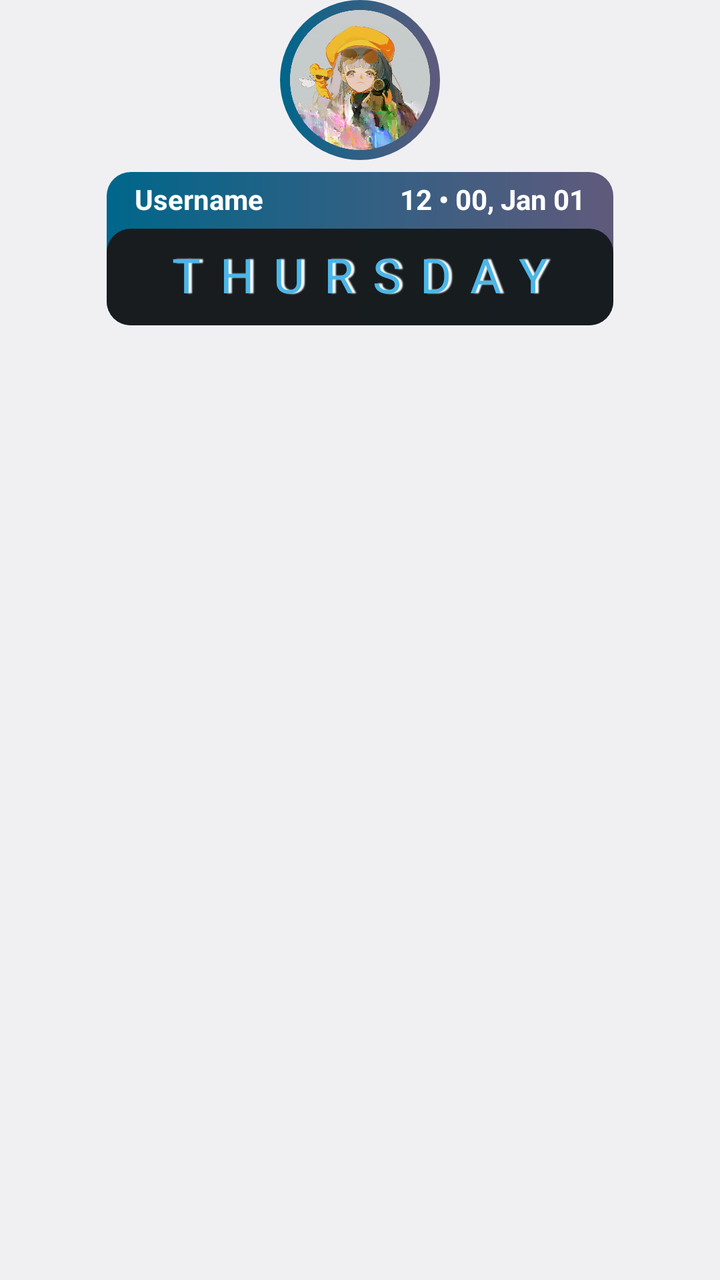
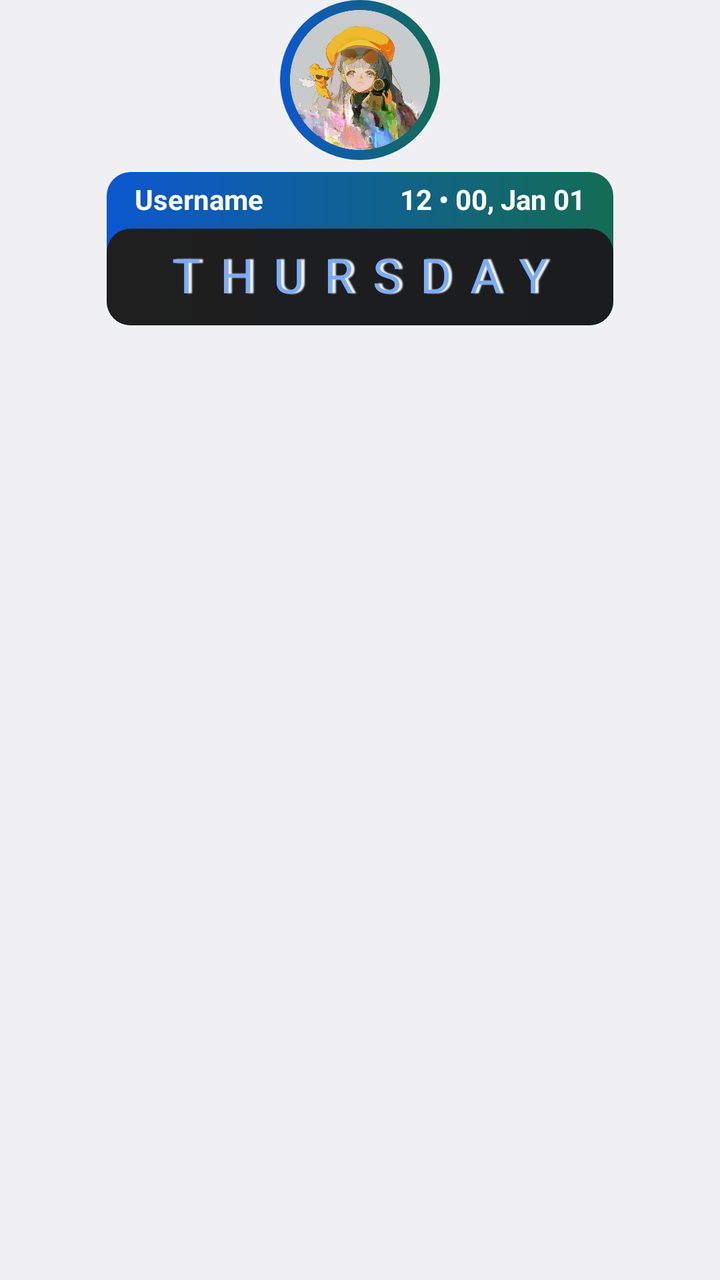

Screens rendered from an Android XML layout before and after an edit, with the pre-edit source and the edit as a unified diff.
<!-- AndroidManifest.xml: application theme android:Theme.DeviceDefault.Light.NoActionBar -->
<!-- res/layout/zclock_ls_36.xml -->
<?xml version="1.0" encoding="utf-8"?>
<LinearLayout xmlns:android="http://schemas.android.com/apk/res/android"
    xmlns:tools="http://schemas.android.com/tools"
    android:layout_width="match_parent"
    android:layout_height="wrap_content"
    android:layout_gravity="center|top"
    android:gravity="center|top"
    android:orientation="vertical">

    <LinearLayout
        android:layout_width="wrap_content"
        android:layout_height="wrap_content"
        android:layout_gravity="center"
        android:gravity="center"
        android:orientation="vertical"
        tools:ignore="UselessParent">

        <FrameLayout
            android:layout_width="80dp"
            android:layout_height="80dp"
            android:layout_gravity="top|center"
            android:background="@drawable/lockscreen_clock_35_logo_bg">

            <ImageView
                android:layout_width="70dp"
                android:layout_height="70dp"
                android:layout_gravity="center"
                android:importantForAccessibility="no"
                android:scaleType="fitXY"
                android:src="@drawable/lockscreen_clock_35_logo"
                android:tag="profile_picture" />

        </FrameLayout>

        <FrameLayout
            android:layout_width="wrap_content"
            android:layout_height="wrap_content"
            android:layout_gravity="top|center"
            android:layout_marginTop="6dp"
            android:background="@drawable/lockscreen_clock_35_name_bg">

            <LinearLayout
                android:layout_width="wrap_content"
                android:layout_height="wrap_content"
                android:orientation="vertical">

                <LinearLayout
                    android:layout_width="match_parent"
                    android:layout_height="wrap_content"
                    android:layout_marginHorizontal="14dp"
                    android:layout_marginVertical="6dp"
                    android:orientation="horizontal">

                    <TextView
                        android:layout_width="wrap_content"
                        android:layout_height="wrap_content"
                        android:layout_gravity="center"
                        android:includeFontPadding="false"
                        android:tag="text1|nolineheight|username"
                        android:text="Username"
                        android:textColor="#FFFFFF"
                        android:textSize="14sp"
                        android:textStyle="bold" />

                    <View
                        android:layout_width="0dp"
                        android:layout_height="match_parent"
                        android:layout_weight="1" />

                    <TextClock
                        android:layout_width="wrap_content"
                        android:layout_height="wrap_content"
                        android:format12Hour="hh • mm, MMM dd"
                        android:format24Hour="HH • mm, dd MMM"
                        android:includeFontPadding="false"
                        android:tag="text1|nolineheight"
                        android:textColor="#FFFFFF"
                        android:textSize="14sp"
                        android:textStyle="bold" />

                </LinearLayout>

                <FrameLayout
                    android:layout_width="wrap_content"
                    android:layout_height="wrap_content"
                    android:layout_gravity="bottom|center"
                    android:background="@drawable/lockscreen_clock_35_day_bg"
                    android:paddingHorizontal="18dp"
                    android:paddingVertical="10dp">

                    <TextClock
                        android:layout_width="wrap_content"
                        android:layout_height="wrap_content"
                        android:layout_gravity="center"
                        android:format12Hour="EEEE"
                        android:format24Hour="EEEE"
                        android:includeFontPadding="false"
                        android:letterSpacing="0.4"
                        android:paddingLeft="10dp"
                        android:paddingRight="10dp"
                        android:shadowColor="@android:color/system_accent2_10"
                        android:shadowDx="5"
                        android:shadowRadius="1"
                        android:tag="accent1|nolineheight"
                        android:textAllCaps="true"
                        android:textColor="@android:color/system_accent1_300"
                        android:textSize="24sp" />

                </FrameLayout>
            </LinearLayout>
        </FrameLayout>
    </LinearLayout>
</LinearLayout>
<!-- resources referenced by this layout -->
<resources>
  <!-- drawable lockscreen_clock_35_day_bg (drawable) -->
  <?xml version="1.0" encoding="utf-8" ?>
  <shape xmlns:android="http://schemas.android.com/apk/res/android"
      android:shape="rectangle">
      <corners android:radius="12dp" />
      <gradient
          android:angle="0"
          android:endColor="@android:color/system_neutral2_900"
          android:startColor="@android:color/system_neutral1_900" />
  </shape>
  <!-- drawable lockscreen_clock_35_logo: webp bitmap (drawable, 44171 bytes) -->
  <!-- drawable lockscreen_clock_35_logo_bg (drawable) -->
  <?xml version="1.0" encoding="utf-8" ?>
  <shape xmlns:android="http://schemas.android.com/apk/res/android"
      android:shape="oval">
      <gradient
          android:angle="0"
          android:endColor="@android:color/system_accent3_600"
          android:startColor="@android:color/system_accent1_600" />
  </shape>
  <!-- drawable lockscreen_clock_35_name_bg (drawable) -->
  <?xml version="1.0" encoding="utf-8" ?>
  <shape xmlns:android="http://schemas.android.com/apk/res/android"
      android:shape="rectangle">
      <corners android:radius="12dp" />
      <gradient
          android:angle="0"
          android:endColor="@android:color/system_accent3_600"
          android:startColor="@android:color/system_accent1_600" />
  </shape>
</resources>

<!-- the commit's change to res/layout/zclock_ls_36.xml (unified diff, before → after) -->
@@ -98,12 +98,12 @@
                         android:letterSpacing="0.4"
                         android:paddingLeft="10dp"
                         android:paddingRight="10dp"
-                        android:shadowColor="@android:color/system_accent2_10"
+                        android:shadowColor="@color/zc_accent2_10"
                         android:shadowDx="5"
                         android:shadowRadius="1"
                         android:tag="accent1|nolineheight"
                         android:textAllCaps="true"
-                        android:textColor="@android:color/system_accent1_300"
+                        android:textColor="@color/zc_accent1_300"
                         android:textSize="24sp" />
 
                 </FrameLayout>
<!-- resource entries referenced after the edit -->
@@ -1,5 +1,7 @@
 <!-- resources referenced by this layout -->
 <resources>
+  <color name="zc_accent1_300">#FF7CACF8</color>
+  <color name="zc_accent2_10">#FFEDF2FA</color>
   <!-- drawable lockscreen_clock_35_day_bg (drawable) -->
   <?xml version="1.0" encoding="utf-8" ?>
   <shape xmlns:android="http://schemas.android.com/apk/res/android"
@@ -7,8 +9,8 @@
       <corners android:radius="12dp" />
       <gradient
           android:angle="0"
-          android:endColor="@android:color/system_neutral2_900"
-          android:startColor="@android:color/system_neutral1_900" />
+          android:endColor="@color/zc_neutral2_900"
+          android:startColor="@color/zc_neutral1_900" />
   </shape>
   <!-- drawable lockscreen_clock_35_logo: webp bitmap (drawable, 44171 bytes) -->
   <!-- drawable lockscreen_clock_35_logo_bg (drawable) -->
@@ -17,8 +19,8 @@
       android:shape="oval">
       <gradient
           android:angle="0"
-          android:endColor="@android:color/system_accent3_600"
-          android:startColor="@android:color/system_accent1_600" />
+          android:endColor="@color/zc_accent3_600"
+          android:startColor="@color/zc_accent1_600" />
   </shape>
   <!-- drawable lockscreen_clock_35_name_bg (drawable) -->
   <?xml version="1.0" encoding="utf-8" ?>
@@ -27,8 +29,12 @@
       <corners android:radius="12dp" />
       <gradient
           android:angle="0"
-          android:endColor="@android:color/system_accent3_600"
-          android:startColor="@android:color/system_accent1_600" />
+          android:endColor="@color/zc_accent3_600"
+          android:startColor="@color/zc_accent1_600" />
   </shape>
+  <color name="zc_neutral2_900">#FF1A1C1E</color>
+  <color name="zc_neutral1_900">#FF1F1F1F</color>
+  <color name="zc_accent3_600">#FF146C54</color>
+  <color name="zc_accent1_600">#FF0B57D0</color>
 </resources>
 
